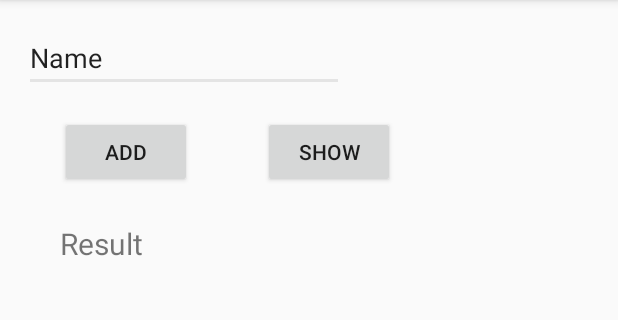
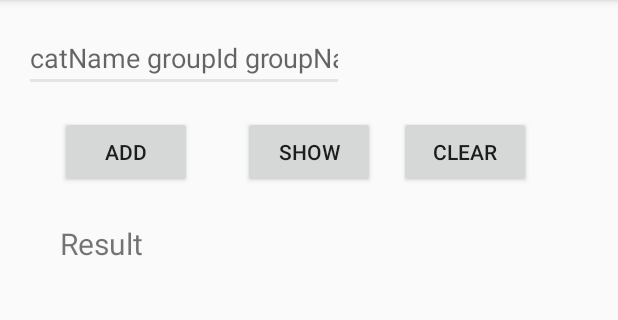
Before and after one commit to BMukhtar/Solutions_Book, an Android app: the TestActivity screen opened directly, with no data from a screen before it, after a tap on "ADD", on a phone screen of 412 x 824 dp, the part 84-404 px from its top. Run offline under Robolectric (Android 15) with nearby library versions, the phone set to English and light mode, and no system bars; 2 statements that could not run were skipped.

Commit message:
categories from server database

```diff
--- a/app/src/main/java/mukhtar/exapple/com/solutions_book/JSONParser.java
+++ b/app/src/main/java/mukhtar/exapple/com/solutions_book/JSONParser.java
@@ -45,6 +45,7 @@ public class JSONParser {
             }
 
             String finalJson = buffer.toString();
+            Log.d("mylogs",finalJson);
             jsonObject = new JSONObject(finalJson);
 
         } catch (IOException e) {
--- a/app/src/main/java/mukhtar/exapple/com/solutions_book/TestActivity.java
+++ b/app/src/main/java/mukhtar/exapple/com/solutions_book/TestActivity.java
@@ -16,6 +16,7 @@ import java.util.concurrent.ExecutionException;
 public class TestActivity extends AppCompatActivity implements View.OnClickListener{
     Button add;
     Button show;
+    Button clear;
     TextView result;
     EditText ed;
     JSONObject res;
@@ -26,6 +27,8 @@ public class TestActivity extends AppCompatActivity implements View.OnClickListe
         setContentView(R.layout.activity_test);
         add = (Button) findViewById(R.id.add_cat);
         show =(Button) findViewById(R.id.show_cat);
+        clear = (Button) findViewById(R.id.clear_categories);
+        clear.setOnClickListener(this);
         add.setOnClickListener(this);
         show.setOnClickListener(this);
         ed = (EditText) findViewById(R.id.editText);
@@ -38,11 +41,13 @@ public class TestActivity extends AppCompatActivity implements View.OnClickListe
     public void onClick(View view) {
         switch (view.getId()){
             case R.id.add_cat:
-                String catName = ed.getText().toString();
-                int id = Integer.parseInt(catName.split(" ")[1]);
-                Log.d("mylogs",id+"");
+                String line = ed.getText().toString();
+                int id = Integer.parseInt(line.split(" ")[1]);
+                String pcatName = line.split(" ")[2];
+                String catName = line.split(" ")[0];
+
                 String url = "https://arcane-peak-68343.herokuapp.com/for_query.php";
-                String query = "INSERT INTO categories VALUES (DEFAULT,'"+catName+"',"+id+",'Math');";
+                String query = "INSERT INTO categories VALUES (DEFAULT,'"+catName+"',"+id+",'"+pcatName+"');";
                 String method = "POST";
                 DatabaseInteraction add = new DatabaseInteraction(this);
                 add.execute(url,method,query);
@@ -73,7 +78,6 @@ public class TestActivity extends AppCompatActivity implements View.OnClickListe
                         text+=((JSONArray)args.get(i)).getString(2);
                         text+=((JSONArray)args.get(i)).getString(3)+"\n";
                     }
-                    Log.d("mylogs",res.toString()+o);
                     result.setText(text);
                 } catch (InterruptedException e) {
                     e.printStackTrace();
@@ -81,6 +85,22 @@ public class TestActivity extends AppCompatActivity implements View.OnClickListe
                     e.printStackTrace();
                 }
                 break;
+            case R.id.clear_categories:
+                String url2 = "https://arcane-peak-68343.herokuapp.com/for_query.php";
+                String query2 = "DELETE FROM categories;";
+                String method2 = "POST";
+                DatabaseInteraction add2 = new DatabaseInteraction(this);
+                add2.execute(url2,method2,query2);
+                try{
+                    res = add2.get();
+                    int o = res.getInt("success");
+                    Log.d("mylogs",o+" - success");
+
+                }catch (Exception e){
+                    Log.d("mylogs","delete canceled");
+                }
+
+                break;
         }
     }
 }
--- a/app/src/main/res/layout/activity_test.xml
+++ b/app/src/main/res/layout/activity_test.xml
@@ -10,22 +10,11 @@
     android:paddingTop="@dimen/activity_vertical_margin"
     tools:context="mukhtar.exapple.com.solutions_book.TestActivity">
 
-    <Button
-        android:text="show"
-        android:layout_width="wrap_content"
-        android:layout_height="wrap_content"
-        android:layout_alignTop="@+id/add_cat"
-        android:layout_toRightOf="@+id/add_cat"
-        android:layout_toEndOf="@+id/add_cat"
-        android:layout_marginLeft="47dp"
-        android:layout_marginStart="47dp"
-        android:id="@+id/show_cat" />
-
     <EditText
         android:layout_width="wrap_content"
         android:layout_height="wrap_content"
         android:inputType="textPersonName"
-        android:text="Name"
+        android:hint="catName groupId groupName"
         android:ems="10"
         android:id="@+id/editText" />
 
@@ -52,4 +41,24 @@
         android:layout_alignStart="@+id/add_cat"
         android:layout_marginTop="23dp" />
 
+    <Button
+        android:text="show"
+        android:layout_width="wrap_content"
+        android:layout_height="wrap_content"
+        android:id="@+id/show_cat"
+        android:layout_alignBaseline="@+id/add_cat"
+        android:layout_alignBottom="@+id/add_cat"
+        android:layout_centerHorizontal="true" />
+
+    <Button
+        android:text="Clear"
+        android:layout_width="wrap_content"
+        android:layout_height="wrap_content"
+        android:layout_alignTop="@+id/show_cat"
+        android:layout_toRightOf="@+id/show_cat"
+        android:layout_toEndOf="@+id/show_cat"
+        android:layout_marginLeft="16dp"
+        android:layout_marginStart="16dp"
+        android:id="@+id/clear_categories" />
+
 </RelativeLayout>
--- a/app/src/main/res/layout/item_of_category.xml
+++ b/app/src/main/res/layout/item_of_category.xml
@@ -17,7 +17,7 @@
         android:layout_marginStart="40dp" />
 
     <TextView
-        android:text="ID"
+        android:text=""
         android:layout_width="wrap_content"
         android:textSize="30sp"
         android:layout_height="wrap_content"
```
Also changed, not shown: app/src/main/java/mukhtar/exapple/com/solutions_book/forCategories/AdapterHelper.java (+3 -8 lines).
